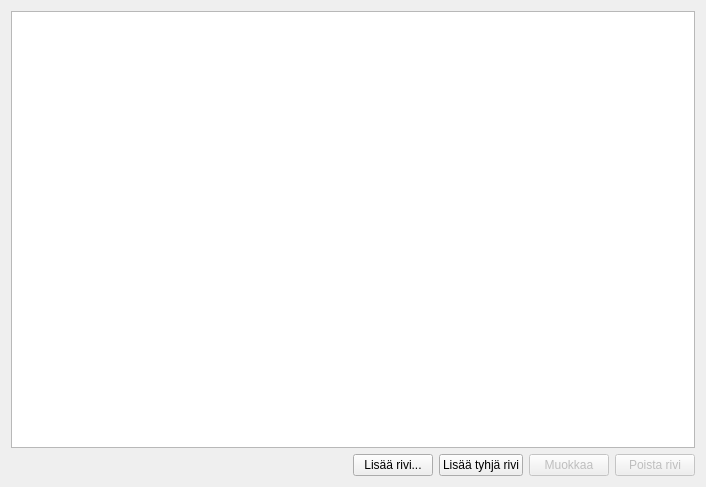
The window that kitupiikki/apuri/tilioteapuri.ui (artoh/kitupiikki) describes before a commit, drawn with Qt 5.
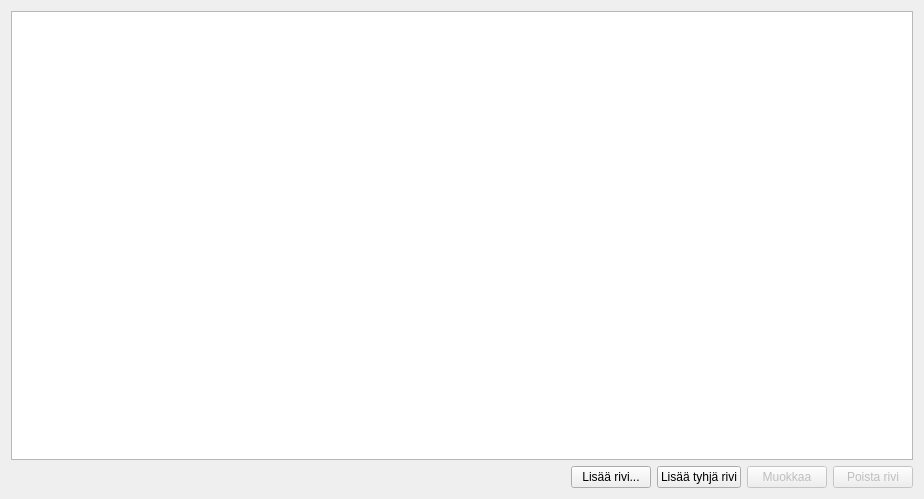
The same window after the commit. Icons and pictures are not drawn.

```diff
--- a/kitupiikki/apuri/tilioteapuri.ui
+++ b/kitupiikki/apuri/tilioteapuri.ui
@@ -6,8 +6,8 @@
    <rect>
     <x>0</x>
     <y>0</y>
-    <width>706</width>
-    <height>487</height>
+    <width>924</width>
+    <height>499</height>
    </rect>
   </property>
   <property name="windowTitle">
@@ -35,6 +35,13 @@
    </item>
    <item>
     <layout class="QHBoxLayout" name="horizontalLayout">
+     <item>
+      <widget class="QLabel" name="infoLabel">
+       <property name="text">
+        <string>  </string>
+       </property>
+      </widget>
+     </item>
      <item>
       <spacer name="horizontalSpacer">
        <property name="orientation">
```
